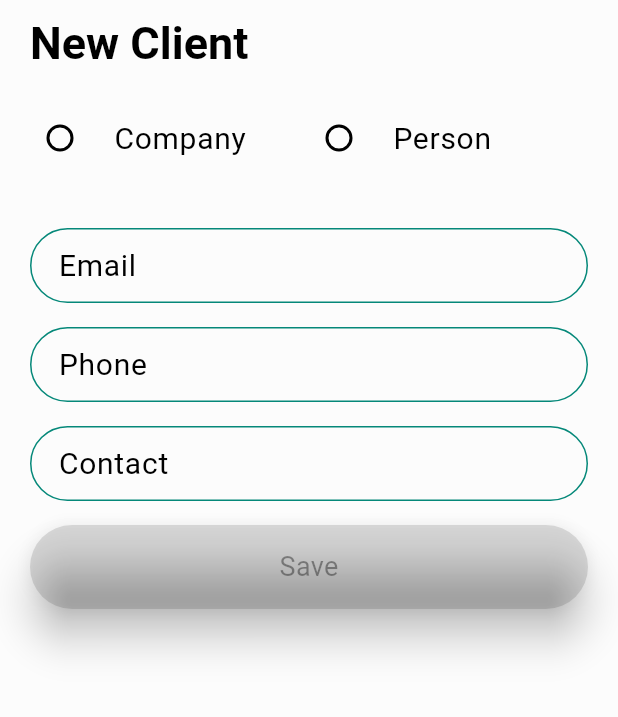
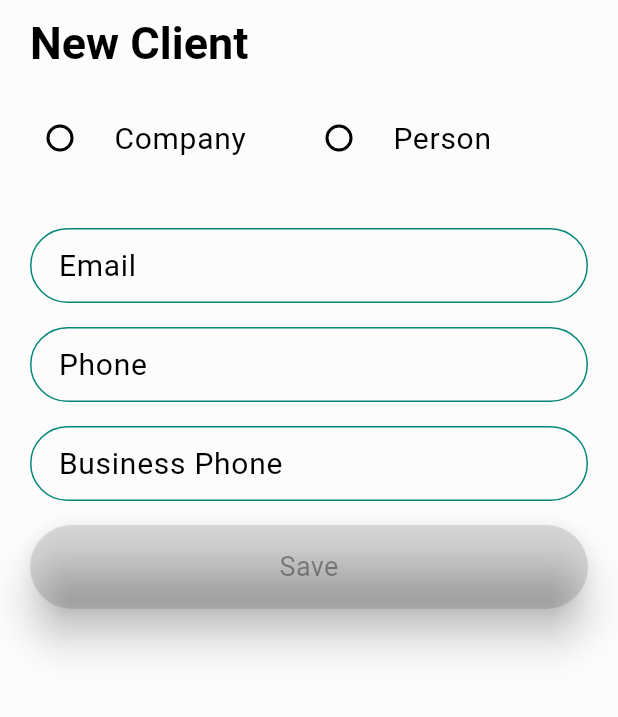
Before and after one commit to thiagomesq/loccon, a Flutter app: the AddEditClientPage screen opened by its route, on a phone screen of 412 x 824 dp, the part 84-801 px from its top. Run offline on Flutter 3.47's test engine with Material 3 defaults, Android fonts, the phone set to English and light mode, and no system bars; our stand-ins replace cloud_firestore, firebase_auth, firebase_core, firebase_storage, flutter_mobx, flutter_typeahead and 4 more; missing offline and left inert: syncfusion_flutter_pdf, syncfusion_flutter_pdfviewer; accounts and stored records are empty; generated files the repository leaves out were written again.

Commit message:
Mudança do campo contact para bussinessPhone.

```diff
--- a/lib/core/models/client.dart
+++ b/lib/core/models/client.dart
@@ -10,7 +10,7 @@ class Client {
   String? name;
   String? email;
   String? phone;
-  String? contact;
+  String? businessPhone;
   DateTime? createdAt;
 
   Client({
@@ -18,7 +18,7 @@ class Client {
     this.name,
     this.email,
     this.phone,
-    this.contact,
+    this.businessPhone,
   }) {
     createdAt = DateTime.now();
     id = id ?? const Uuid().v4();
--- a/lib/infra/http/services/pdf_service.dart
+++ b/lib/infra/http/services/pdf_service.dart
@@ -348,20 +348,20 @@ class PDFService {
       header.cells[1].style.font = headerFontStyle;
       header.cells[2].value = 'Phone';
       header.cells[2].style.font = headerFontStyle;
-      header.cells[3].value = 'Contact';
+      header.cells[3].value = 'Business Phone';
       header.cells[3].style.font = headerFontStyle;
 
       for (var item in list) {
         PdfGridRow row = grid.rows.add();
         row.cells[0].value = item.name ?? item.company;
-        row.cells[1].value = item.email ?? '';
+        row.cells[1].value = item.email;
         row.cells[2].value = item.phone;
-        row.cells[3].value = item.contact ?? '';
+        row.cells[3].value = item.businessPhone ?? '';
       }
 
-      grid.columns[1].width = 170;
+      grid.columns[1].width = 180;
       grid.columns[2].width = 96;
-      grid.columns[3].width = 96;
+      grid.columns[3].width = 103;
 
       grid.draw(
         page: page,
--- a/lib/ui/pages/clients/add_edit/add_edit_controller.dart
+++ b/lib/ui/pages/clients/add_edit/add_edit_controller.dart
@@ -37,7 +37,7 @@ abstract class AddEditClientsControllerBase extends ControllerBase with Store {
   String? phone;
 
   @observable
-  String? contact;
+  String? businessPhone;
 
   @computed
   bool get isFormValid {
@@ -71,7 +71,7 @@ abstract class AddEditClientsControllerBase extends ControllerBase with Store {
       }
       email = client!.email;
       phone = client!.phone;
-      contact = client!.contact;
+      businessPhone = client!.businessPhone;
     }
   }
 
@@ -83,14 +83,14 @@ abstract class AddEditClientsControllerBase extends ControllerBase with Store {
           company: company,
           email: email,
           phone: phone,
-          contact: contact,
+          businessPhone: businessPhone,
         );
       } else {
         client = Client(
           name: name,
           email: email,
           phone: phone,
-          contact: contact,
+          businessPhone: businessPhone,
         );
       }
     }
--- a/lib/ui/pages/clients/add_edit/add_edit_page.dart
+++ b/lib/ui/pages/clients/add_edit/add_edit_page.dart
@@ -28,6 +28,11 @@ class AddEditClientPage extends StatelessWidget {
           mask: '(###) ###-##-##',
           filter: {"#": RegExp(r'[0-9]')},
           initialText: controller.phone,
+        );
+        final businessPhoneMask = MaskTextInputFormatter(
+          mask: '(###) ###-##-##',
+          filter: {"#": RegExp(r'[0-9]')},
+          initialText: controller.businessPhone,
         );
         return Scaffold(
           appBar: const LCAppBar(),
@@ -113,9 +118,14 @@ class AddEditClientPage extends StatelessWidget {
                             ),
                             const SizedBox(height: 16),
                             LCTextField(
-                              labelText: 'Contact',
-                              initialValue: controller.contact,
-                              onChanged: (value) => controller.contact = value,
+                              labelText: 'Business Phone',
+                              keyboardType: TextInputType.phone,
+                              initialValue: controller.businessPhone,
+                              onChanged: (value) => controller.businessPhone =
+                                  businessPhoneMask.getMaskedText(),
+                              inputFormatters: [
+                                businessPhoneMask,
+                              ],
                             ),
                             const SizedBox(height: 16),
                             Observer(
--- a/lib/ui/pages/reports/client/client_controller.dart
+++ b/lib/ui/pages/reports/client/client_controller.dart
@@ -63,20 +63,20 @@ abstract class ClientControllerBase extends ControllerBase with Store {
 
   @action
   Future<List<int>> _clientReportPDF(List<Client> list) async {
-    var path = '';
+    /*var path = '';
     if (initialRegistrationDate != null && finalRegistrationDate != null) {
       path =
           '/storage/emulated/0/Download/client_report-$initialRegistrationDate-$finalRegistrationDate.pdf';
     } else {
       path = '/storage/emulated/0/Download/client_report.pdf';
     }
-    var file = File(path);
+    var file = File(path);*/
     final bytes = await _pdfService.clientReport(
       list,
       initialDate: initialRegistrationDate,
       finalDate: finalRegistrationDate,
     );
-    file.writeAsBytesSync(bytes);
+    //file.writeAsBytesSync(bytes);
     return bytes;
   }
 
```
Also changed, not shown: lib/ui/pages/user/user_page.dart (+7 -4 lines), lib/core/models/client.g.dart, lib/ui/pages/clients/add_edit/add_edit_controller.g.dart.
